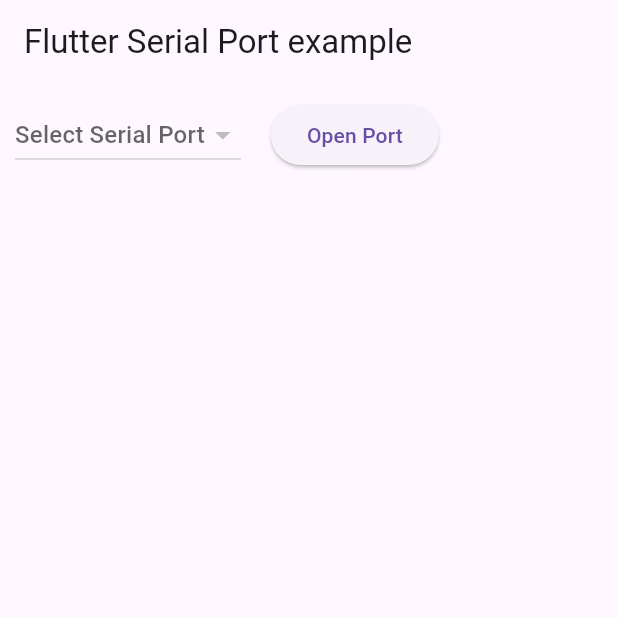
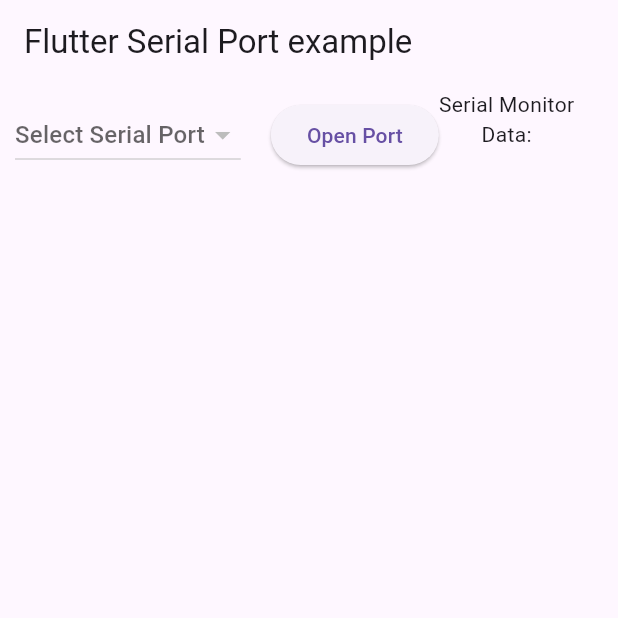
Before and after one commit to j-sikula/MIDI-Xylophone, a Flutter app: the screen it shows after launch, on a phone screen of 412 x 824 dp, the top half of it. Run offline on Flutter 3.47's test engine with Material 3 defaults, Android fonts, the light colour scheme and no system bars; missing offline and left inert: flutter_libserialport; statements that could not run were skipped.

Commit message:
Created template for serial monitor, but problem with accesing dataQueue

```diff
--- a/midi_xylophone/lib/control/serial_port_handler.dart
+++ b/midi_xylophone/lib/control/serial_port_handler.dart
@@ -1,4 +1,5 @@
 import 'dart:async';
+import 'dart:collection';
 import 'dart:developer';
 
 import 'package:flutter_libserialport/flutter_libserialport.dart';
@@ -8,13 +9,16 @@
 void readData(SerialPortHandler? serialPortHandler) async {
   log('Reading data');
   Timer.periodic(const Duration(microseconds: 10), (timer) {
-    log("Time: ${timer.tick}");
-    while (serialPortHandler!.isPortOpen) {
+     if (!serialPortHandler!.isPortOpen) {
+        timer.cancel();
+        return;
+      }
       final data = serialPortHandler.serialPort!.read(1);
       if (data.isNotEmpty) {
-        log('Data: $data');
+
+        serialPortHandler.dataQueue.add(data[0]);
+        log('Data: ${String.fromCharCodes(data)}');
       }
-    }
   });
   /*
   */
@@ -26,6 +30,7 @@
 
   bool isPortOpen = false;  // Flag to check if the port is open
   SerialPort? serialPort;
+  final Queue<int> dataQueue = Queue<int>(); // FIFO Buffer - Queue to store the data read from the serial port
 
   // Constructor
   SerialPortHandler(this.baudRate, this.portName) {
--- a/midi_xylophone/lib/main.dart
+++ b/midi_xylophone/lib/main.dart
@@ -25,7 +25,7 @@
 //
 import 'package:flutter/material.dart';
 import 'package:flutter_libserialport/flutter_libserialport.dart';
-import 'package:midi_xylophone/serial_port.dart';
+import 'package:midi_xylophone/serial_port_selector.dart';
 
 void main() => runApp(const ExampleApp());
 
--- /dev/null
+++ b/midi_xylophone/lib/serial_monitor.dart
@@ -0,0 +1,49 @@
+import 'dart:async';
+
+import 'package:flutter/material.dart';
+import 'package:midi_xylophone/control/serial_port_handler.dart';
+
+class SerialMonitor extends StatefulWidget {
+  final SerialPortHandler? serialPortHandler;
+
+  const SerialMonitor({super.key, required this.serialPortHandler});
+
+  @override
+  SerialMonitorState createState() => SerialMonitorState();
+}
+
+class SerialMonitorState extends State<SerialMonitor> {
+  String displayText = '';
+
+  @override
+  void initState() {
+    super.initState();
+    Timer.periodic(const Duration(milliseconds: 100), (timer) {
+      if (widget.serialPortHandler?.dataQueue != null && widget.serialPortHandler!.dataQueue.isNotEmpty) {
+        setState(() {
+          displayText +=
+              "Data: ${String.fromCharCode(widget.serialPortHandler!.dataQueue.removeFirst())} \n";
+        });
+      }
+    });
+  }
+
+  @override
+  Widget build(BuildContext context) {
+    return Scrollbar(
+      child: SingleChildScrollView(
+        child: Column(
+          children: [
+            const Text('Serial Monitor'),
+            if (widget.serialPortHandler != null)
+              Text('Baud Rate: ${widget.serialPortHandler!.baudRate}'),
+            const Text('Data:'),
+            Center(
+              child: Text(displayText),
+            )
+          ],
+        ),
+      ),
+    );
+  }
+}
```
Also changed, not shown: midi_xylophone/lib/serial_port_selector.dart (renamed from midi_xylophone/lib/serial_port.dart, +7 -2 lines), 1 other file.
